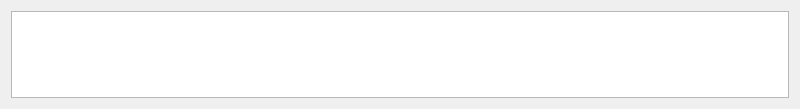
Qt form dialog.ui (danielarcil4/Practica-Final) before a commit.
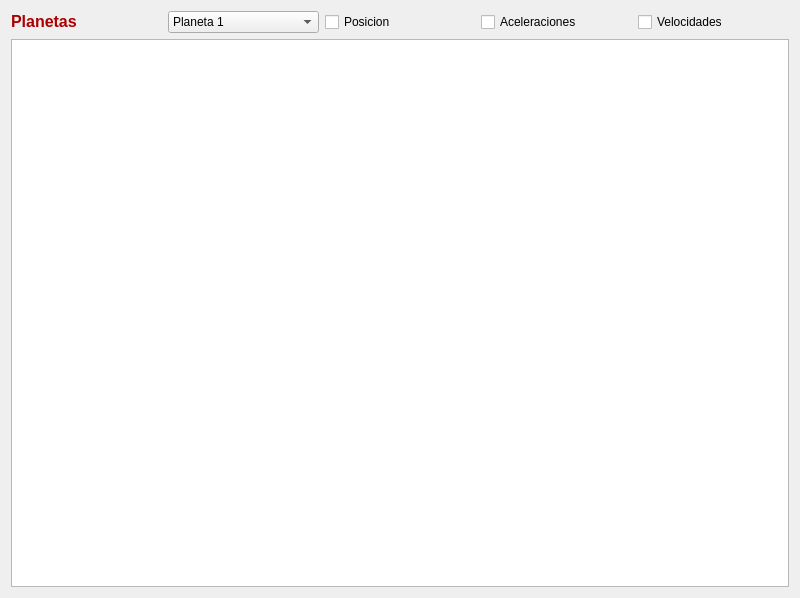
The same form after that commit.

Commit message: Se desarrollaron las fisicas del programa y se colocaron 2 planetas con 1 sol.

Diff of the .ui file:
```diff
--- a/dialog.ui
+++ b/dialog.ui
@@ -7,7 +7,7 @@
     <x>0</x>
     <y>0</y>
     <width>800</width>
-    <height>109</height>
+    <height>598</height>
    </rect>
   </property>
   <property name="maximumSize">
@@ -21,6 +21,81 @@
   </property>
   <layout class="QGridLayout" name="gridLayout">
    <item row="0" column="0">
+    <layout class="QHBoxLayout" name="horizontalLayout">
+     <item>
+      <widget class="QLabel" name="label">
+       <property name="styleSheet">
+        <string notr="true">font: 8pt &quot;MV Boli&quot;;</string>
+       </property>
+       <property name="text">
+        <string>&lt;html&gt;&lt;head/&gt;&lt;body&gt;&lt;p align=&quot;justify&quot;&gt;&lt;span style=&quot; font-size:12pt; font-weight:600; color:#aa0000;&quot;&gt;Planetas&lt;/span&gt;&lt;/p&gt;&lt;/body&gt;&lt;/html&gt;</string>
+       </property>
+      </widget>
+     </item>
+     <item>
+      <widget class="QComboBox" name="comboBox">
+       <item>
+        <property name="text">
+         <string>Planeta 1</string>
+        </property>
+       </item>
+       <item>
+        <property name="text">
+         <string>Planeta 2</string>
+        </property>
+       </item>
+       <item>
+        <property name="text">
+         <string>Planeta 3</string>
+        </property>
+       </item>
+       <item>
+        <property name="text">
+         <string>Planeta 4</string>
+        </property>
+       </item>
+       <item>
+        <property name="text">
+         <string>Planeta 5</string>
+        </property>
+       </item>
+       <item>
+        <property name="text">
+         <string>Sol</string>
+        </property>
+       </item>
+      </widget>
+     </item>
+     <item>
+      <widget class="QCheckBox" name="checkBox_3">
+       <property name="enabled">
+        <bool>true</bool>
+       </property>
+       <property name="text">
+        <string>Posicion</string>
+       </property>
+       <property name="tristate">
+        <bool>false</bool>
+       </property>
+      </widget>
+     </item>
+     <item>
+      <widget class="QCheckBox" name="checkBox">
+       <property name="text">
+        <string>Aceleraciones</string>
+       </property>
+      </widget>
+     </item>
+     <item>
+      <widget class="QCheckBox" name="checkBox_2">
+       <property name="text">
+        <string>Velocidades</string>
+       </property>
+      </widget>
+     </item>
+    </layout>
+   </item>
+   <item row="1" column="0">
     <widget class="QGraphicsView" name="Mapa"/>
    </item>
   </layout>
```
Left out of the diff: 5 changed lines with no effect on the pictures. The commit also changes 2 other files.
